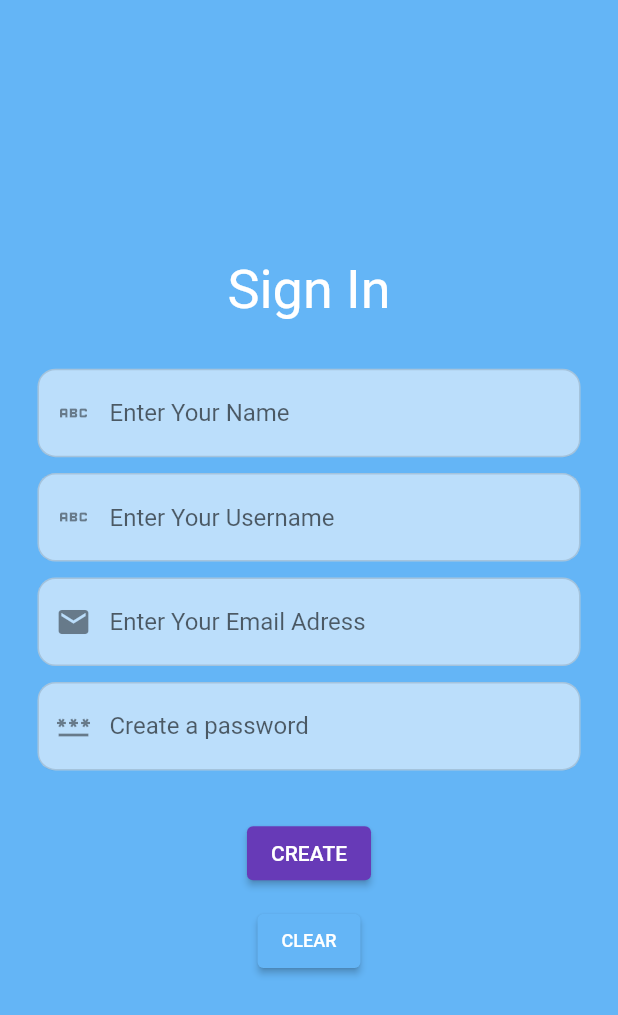
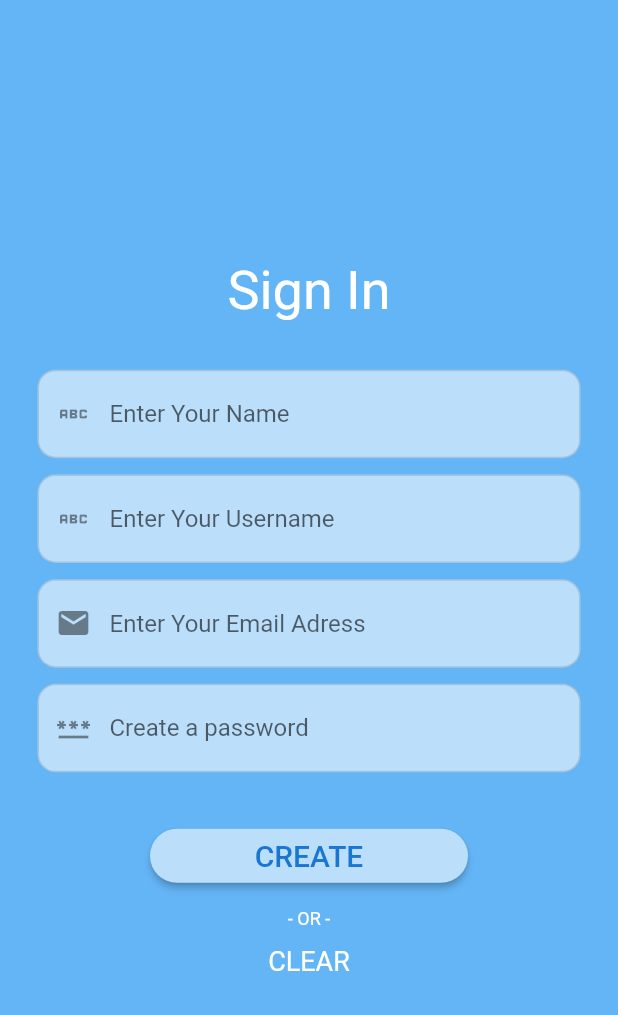
Before and after one commit to enisodesen/examples, a Flutter app: the screen it shows after launch, on a phone screen of 412 x 824 dp. Shown: the top 1015 px of the screen. Run offline on Flutter 3.47's test engine with Material 2 defaults, Android fonts, the phone set to English and light mode, and no system bars; our stand-ins replace liquid_pull_to_refresh, percent_indicator, smooth_page_indicator.

```diff
--- /dev/null
+++ b/lib/components/dimensions.dart
@@ -0,0 +1 @@
+const mobileWidth = 600;
--- a/lib/examples/register_page.dart
+++ b/lib/examples/register_page.dart
@@ -57,7 +57,16 @@ class _RegisterPageState extends State<RegisterPage> {
               const SizedBox(
                 height: 10,
               ),
-              ElevatedButton(
+              Row(
+                children: [
+                  Expanded(
+                    child: Padding(
+                      padding: const EdgeInsets.symmetric(horizontal: 100),
+                      child: ElevatedButton(
+                        style: ElevatedButton.styleFrom(
+                            backgroundColor: Colors.blue[100],
+                            shape: RoundedRectangleBorder(
+                                borderRadius: BorderRadius.circular(20))),
                         onPressed: () {
                           Navigator.push(
                             context,
@@ -65,20 +74,30 @@ class _RegisterPageState extends State<RegisterPage> {
                                 builder: (context) => const RegistrationPage()),
                           );
                         },
-                  child: const Text('CREATE')),
-              ElevatedButton(
-                  onPressed: () {
+                        child: Text(
+                          'CREATE',
+                          style:
+                              TextStyle(fontSize: 20, color: Colors.blue[700]),
+                        ),
+                      ),
+                    ),
+                  ),
+                ],
+              ),
+              const Text(
+                '- OR -',
+                style: TextStyle(color: Colors.white, fontSize: 12),
+              ),
+              InkWell(
+                onTap: () {
                   nameController.clear();
                   userNameController.clear();
                   emailController.clear();
                   passwordController.clear();
                 },
-                  style: ElevatedButton.styleFrom(
-                      backgroundColor: Colors.blue[300]),
-                  child: const Text(
-                    'CLEAR',
-                    style: TextStyle(fontSize: 12),
-                  )),
+                child: const Text('CLEAR',
+                    style: TextStyle(color: Colors.white, fontSize: 18)),
+              ),
             ],
           ),
         ),
```
Also changed, not shown: lib/components/desktop_body.dart (added, +58 -0 lines), lib/components/mobile_body.dart (added, +61 -0 lines), lib/components/responsive_layout.dart (added, +22 -0 lines), lib/examples/responsive_design.dart (added, +21 -0 lines). Lines whose indentation alone changed are shown as unchanged.
